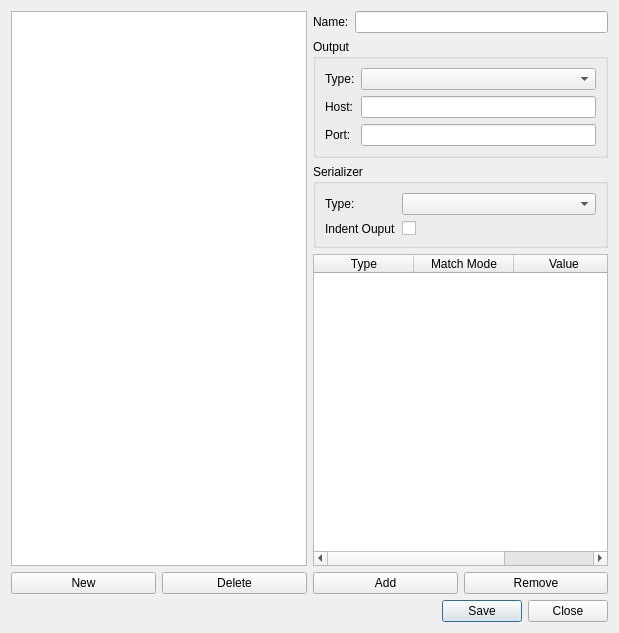
First picture: the form in gui/configeditor.ui, repository froglogic/tracetool, before the edit.
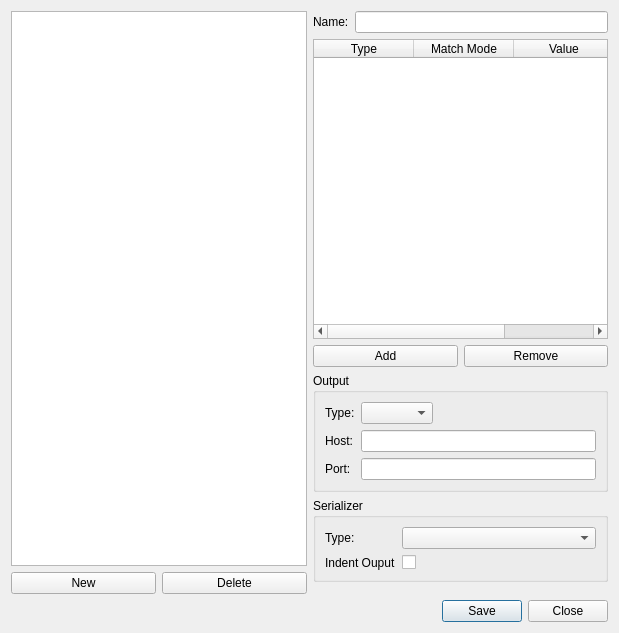
Second picture: the form after the edit.

Commit message:
Move the filter section on top
Even though the filter table will change, it is convenient to have it, and
the buttons, on top.

```diff
--- a/gui/configeditor.ui
+++ b/gui/configeditor.ui
@@ -14,7 +14,7 @@
    <string>Trace Configuration</string>
   </property>
   <layout class="QGridLayout" name="gridLayout">
-   <item row="0" column="0" rowspan="5">
+   <item row="0" column="0" rowspan="7">
     <layout class="QVBoxLayout" name="verticalLayout">
      <item>
       <widget class="QListWidget" name="processList"/>
@@ -56,12 +56,15 @@
      </item>
     </layout>
    </item>
-   <item row="1" column="1">
+   <item row="3" column="1">
     <widget class="QGroupBox" name="outputBox">
      <property name="title">
       <string>Output</string>
      </property>
      <layout class="QFormLayout" name="formLayout">
+      <property name="fieldGrowthPolicy">
+       <enum>QFormLayout::ExpandingFieldsGrow</enum>
+      </property>
       <item row="0" column="0">
        <widget class="QLabel" name="label">
         <property name="text">
@@ -69,6 +72,9 @@
         </property>
        </widget>
       </item>
+      <item row="0" column="1">
+       <widget class="QComboBox" name="outputTypeComboBox"/>
+      </item>
       <item row="1" column="0">
        <widget class="QLabel" name="hostLabel">
         <property name="text">
@@ -89,13 +95,20 @@
       <item row="2" column="1">
        <widget class="QLineEdit" name="portEdit"/>
       </item>
-      <item row="0" column="1">
-       <widget class="QComboBox" name="outputTypeComboBox"/>
-      </item>
      </layout>
     </widget>
    </item>
-   <item row="2" column="1">
+   <item row="7" column="0" colspan="2">
+    <widget class="QDialogButtonBox" name="buttonBox">
+     <property name="orientation">
+      <enum>Qt::Horizontal</enum>
+     </property>
+     <property name="standardButtons">
+      <set>QDialogButtonBox::Close|QDialogButtonBox::Save</set>
+     </property>
+    </widget>
+   </item>
+   <item row="4" column="1">
     <widget class="QGroupBox" name="outputBox_2">
      <property name="title">
       <string>Serializer</string>
@@ -131,35 +144,7 @@
      </layout>
     </widget>
    </item>
-   <item row="5" column="0" colspan="2">
-    <widget class="QDialogButtonBox" name="buttonBox">
-     <property name="orientation">
-      <enum>Qt::Horizontal</enum>
-     </property>
-     <property name="standardButtons">
-      <set>QDialogButtonBox::Close|QDialogButtonBox::Save</set>
-     </property>
-    </widget>
-   </item>
-   <item row="4" column="1">
-    <layout class="QHBoxLayout" name="horizontalLayout_4">
-     <item>
-      <widget class="QPushButton" name="addFilterButton">
-       <property name="text">
-        <string>Add</string>
-       </property>
-      </widget>
-     </item>
-     <item>
-      <widget class="QPushButton" name="removeFilterButton">
-       <property name="text">
-        <string>Remove</string>
-       </property>
-      </widget>
-     </item>
-    </layout>
-   </item>
-   <item row="3" column="1">
+   <item row="1" column="1">
     <widget class="QTableWidget" name="filterTable">
      <property name="selectionBehavior">
       <enum>QAbstractItemView::SelectRows</enum>
@@ -205,6 +190,24 @@
      </column>
     </widget>
    </item>
+   <item row="2" column="1">
+    <layout class="QHBoxLayout" name="horizontalLayout_4">
+     <item>
+      <widget class="QPushButton" name="addFilterButton">
+       <property name="text">
+        <string>Add</string>
+       </property>
+      </widget>
+     </item>
+     <item>
+      <widget class="QPushButton" name="removeFilterButton">
+       <property name="text">
+        <string>Remove</string>
+       </property>
+      </widget>
+     </item>
+    </layout>
+   </item>
   </layout>
  </widget>
  <resources/>
```
